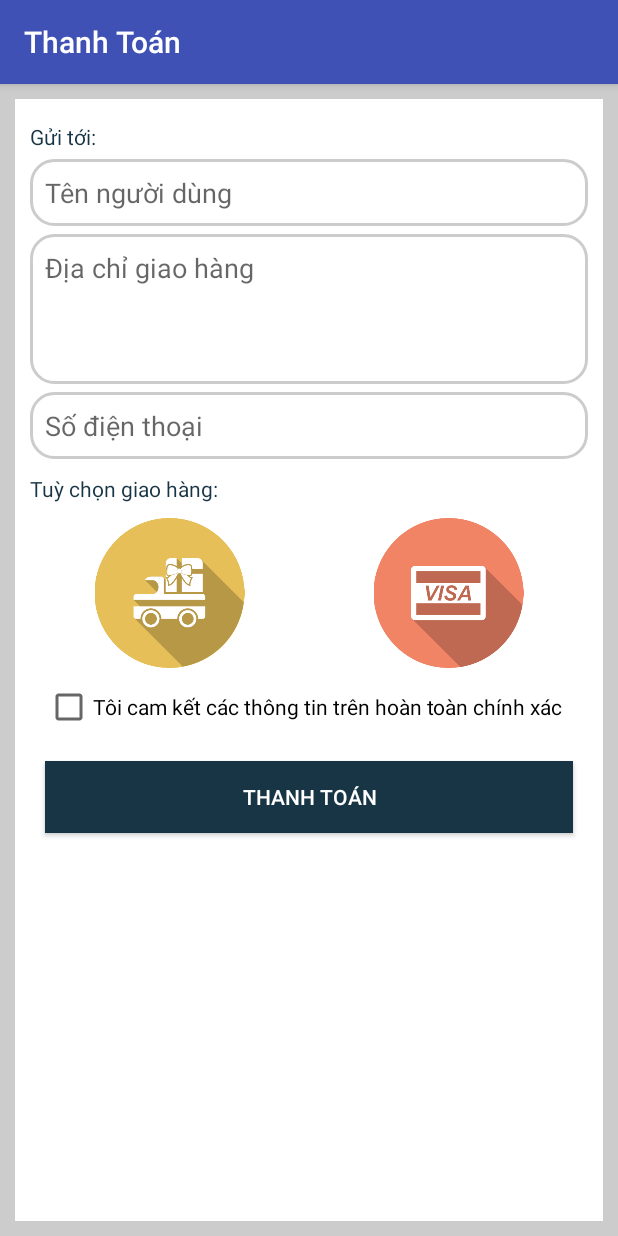
After one commit to quocthangit247/xukashop, an Android app: the ThanhToanActivity screen opened directly, with no data from a screen before it, on a phone screen of 412 x 824 dp. The commit adds this screen. Run offline under Robolectric (Android 15) with nearby library versions, the phone set to English and light mode, and no system bars.

Commit message:
layout thanh toan

```diff
--- a/app/src/main/AndroidManifest.xml
+++ b/app/src/main/AndroidManifest.xml
@@ -41,6 +41,8 @@
         <activity
             android:name=".View.GioHang.GioHangActivity"
             android:label="Giỏ Hàng" />
+        <activity android:name=".View.ThanhToan.ThanhToanActivity"
+            android:label="Thanh Toán"/>
     </application>
 
 </manifest>
--- a/app/src/main/java/com/rainbow007/xukashop/View/GioHang/GioHangActivity.java
+++ b/app/src/main/java/com/rainbow007/xukashop/View/GioHang/GioHangActivity.java
@@ -1,24 +1,29 @@
 package com.rainbow007.xukashop.View.GioHang;
 
+import android.content.Intent;
 import android.os.Bundle;
 import android.support.annotation.Nullable;
 import android.support.v7.app.AppCompatActivity;
 import android.support.v7.widget.LinearLayoutManager;
 import android.support.v7.widget.RecyclerView;
 import android.support.v7.widget.Toolbar;
+import android.view.View;
+import android.widget.Button;
 
 import com.rainbow007.xukashop.CustomAdapter.AdapterGioHang;
 import com.rainbow007.xukashop.Model.ObjectClass.SanPham;
 import com.rainbow007.xukashop.Presenter.GioHang.PresnterLogicGioHang;
 import com.rainbow007.xukashop.R;
+import com.rainbow007.xukashop.View.ThanhToan.ThanhToanActivity;
 
 import java.util.List;
 
-public class GioHangActivity extends AppCompatActivity implements ViewGioHang {
+public class GioHangActivity extends AppCompatActivity implements ViewGioHang, View.OnClickListener {
 
     RecyclerView recyclerView;
     PresnterLogicGioHang presnterLogicGioHang;
     Toolbar toolbar;
+    Button btnMuaNgay;
 
     @Override
     protected void onCreate(@Nullable Bundle savedInstanceState) {
@@ -27,11 +32,14 @@ public class GioHangActivity extends AppCompatActivity implements ViewGioHang {
 
         recyclerView = findViewById(R.id.recyclerGioHang);
         toolbar = findViewById(R.id.toolBarGioHang);
+        btnMuaNgay = findViewById(R.id.btnMuaNgay);
 
         setSupportActionBar(toolbar);
 
         presnterLogicGioHang = new PresnterLogicGioHang(this);
         presnterLogicGioHang.LayDanhSachSanPhamTrongGioHang(this);
+
+        btnMuaNgay.setOnClickListener(this);
 
     }
 
@@ -45,4 +53,16 @@ public class GioHangActivity extends AppCompatActivity implements ViewGioHang {
         recyclerView.setAdapter(adapterGioHang);
 
     }
+
+    @Override
+    public void onClick(View view) {
+        switch (view.getId()) {
+            case R.id.btnMuaNgay:
+
+                Intent intent = new Intent(GioHangActivity.this, ThanhToanActivity.class);
+                startActivity(intent);
+
+                break;
+        }
+    }
 }
--- /dev/null
+++ b/app/src/main/java/com/rainbow007/xukashop/View/ThanhToan/ThanhToanActivity.java
@@ -0,0 +1,22 @@
+package com.rainbow007.xukashop.View.ThanhToan;
+
+import android.os.Bundle;
+import android.support.annotation.Nullable;
+import android.support.v7.app.AppCompatActivity;
+import android.support.v7.widget.Toolbar;
+
+import com.rainbow007.xukashop.R;
+
+public class ThanhToanActivity extends AppCompatActivity {
+
+    Toolbar toolbar;
+
+    @Override
+    protected void onCreate(@Nullable Bundle savedInstanceState) {
+        super.onCreate(savedInstanceState);
+        setContentView(R.layout.layout_thanhtoan);
+
+        toolbar = findViewById(R.id.toolbarThanhToan);
+        setSupportActionBar(toolbar);
+    }
+}
--- /dev/null
+++ b/app/src/main/res/drawable/border_thanhtoan.xml
@@ -0,0 +1,13 @@
+<shape xmlns:android="http://schemas.android.com/apk/res/android"
+    android:shape="rectangle">
+    <solid android:color="#ffffff" />
+    <stroke
+        android:width="2dp"
+        android:color="@color/colorGray" />
+    <corners android:radius="15dp" />
+    <padding
+        android:bottom="10dp"
+        android:left="10dp"
+        android:right="10dp"
+        android:top="10dp" />
+</shape>
--- /dev/null
+++ b/app/src/main/res/layout/layout_thanhtoan.xml
@@ -0,0 +1,102 @@
+<?xml version="1.0" encoding="utf-8"?>
+<android.support.design.widget.CoordinatorLayout xmlns:android="http://schemas.android.com/apk/res/android"
+    xmlns:app="http://schemas.android.com/apk/res-auto"
+    android:layout_width="match_parent"
+    android:layout_height="match_parent"
+    android:background="@color/colorGray">
+
+    <android.support.design.widget.AppBarLayout
+        android:layout_width="match_parent"
+        android:layout_height="wrap_content">
+
+        <android.support.v7.widget.Toolbar
+            android:id="@+id/toolbarThanhToan"
+            android:layout_width="match_parent"
+            android:layout_height="?attr/actionBarSize">
+
+        </android.support.v7.widget.Toolbar>
+    </android.support.design.widget.AppBarLayout>
+
+    <LinearLayout
+        android:layout_width="match_parent"
+        android:layout_height="match_parent"
+        android:layout_margin="10dp"
+        android:background="@color/colorWhite"
+        android:orientation="vertical"
+        android:padding="10dp"
+        app:layout_behavior="@string/appbar_scrolling_view_behavior">
+
+        <TextView
+            android:layout_width="match_parent"
+            android:layout_height="wrap_content"
+            android:layout_marginTop="5dp"
+            android:text="Gửi tới: "
+            android:textColor="@color/bgToolbar" />
+
+        <EditText
+            android:layout_width="match_parent"
+            android:layout_height="wrap_content"
+            android:layout_marginTop="5dp"
+            android:background="@drawable/border_thanhtoan"
+            android:hint="Tên người dùng"
+            android:textColor="@android:color/black" />
+
+        <EditText
+            android:layout_width="match_parent"
+            android:layout_height="100dp"
+            android:layout_marginTop="5dp"
+            android:background="@drawable/border_thanhtoan"
+            android:gravity="top"
+            android:hint="Địa chỉ giao hàng"
+            android:textColor="@android:color/black" />
+
+        <EditText
+            android:layout_width="match_parent"
+            android:layout_height="wrap_content"
+            android:layout_marginTop="5dp"
+            android:background="@drawable/border_thanhtoan"
+            android:hint="Số điện thoại"
+            android:textColor="@android:color/black" />
+
+        <TextView
+            android:layout_width="match_parent"
+            android:layout_height="wrap_content"
+            android:layout_marginTop="10dp"
+            android:text="Tuỳ chọn giao hàng: "
+            android:textColor="@color/bgToolbar" />
+
+        <LinearLayout
+            android:layout_width="match_parent"
+            android:layout_height="wrap_content"
+            android:layout_marginTop="10dp">
+
+            <ImageView
+                android:layout_width="100dp"
+                android:layout_height="100dp"
+                android:layout_weight="1"
+                android:src="@drawable/ship" />
+
+            <ImageView
+                android:layout_width="100dp"
+                android:layout_height="100dp"
+                android:layout_weight="1"
+                android:src="@drawable/visa" />
+        </LinearLayout>
+
+        <CheckBox
+            android:layout_width="wrap_content"
+            android:layout_height="wrap_content"
+            android:layout_margin="10dp"
+            android:text="Tôi cam kết các thông tin trên hoàn toàn chính xác" />
+
+        <Button
+            android:layout_width="match_parent"
+            android:layout_height="wrap_content"
+            android:layout_margin="10dp"
+            android:background="@color/bgToolbar"
+            android:padding="10dp"
+            android:text="Thanh toán" />
+    </LinearLayout>
+
+
+</android.support.design.widget.CoordinatorLayout>
```
Also changed, not shown: app/src/main/res/drawable/ship.png (added), app/src/main/res/drawable/visa.png (added), 22 other files.
